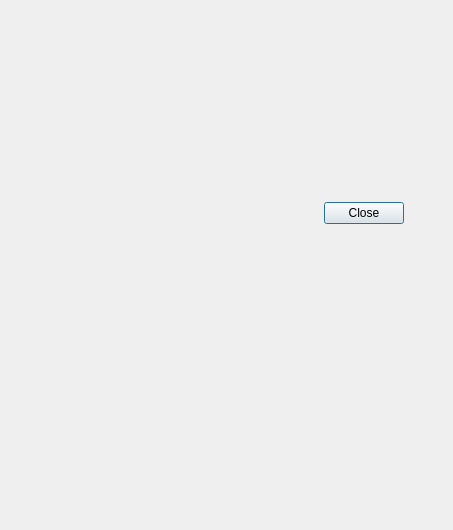
Qt form MainDialog.ui (mhtrinh/mortgage-calculator) before a commit.
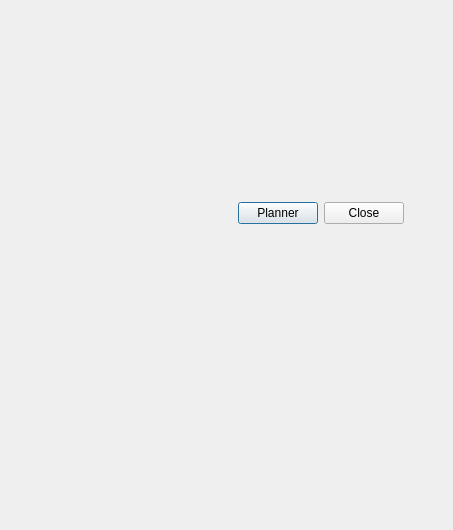
The same form after that commit. Custom widgets are drawn as their Qt base class.

Commit message: Add planner. Need to do future for planner.

The edit to the form file:
```diff
--- a/MainDialog.ui
+++ b/MainDialog.ui
@@ -63,6 +63,13 @@
         </property>
        </spacer>
       </item>
+      <item>
+       <widget class="QPushButton" name="pushButton_2">
+        <property name="text">
+         <string>Planner</string>
+        </property>
+       </widget>
+      </item>
       <item>
        <widget class="QPushButton" name="pushButton">
         <property name="text">
```
The commit also changes 12 other files.
